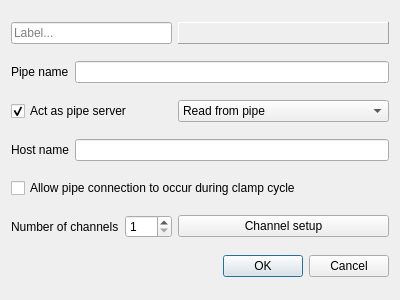
Above: src/gui/pipedaqdlg.ui from CompEphys-team/stdpc before the change. Below: the same form after it.
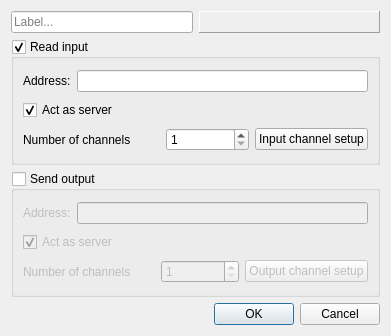
That is the form after the change.

Commit message: Rewrote PipeDAQ with ZeroMQ sockets

What changed in the file:
```diff
--- a/src/gui/pipedaqdlg.ui
+++ b/src/gui/pipedaqdlg.ui
@@ -6,22 +6,22 @@
    <rect>
     <x>0</x>
     <y>0</y>
-    <width>400</width>
-    <height>300</height>
+    <width>391</width>
+    <height>336</height>
    </rect>
   </property>
   <property name="windowTitle">
    <string>Pipe DAQ</string>
   </property>
-  <layout class="QGridLayout" name="gridLayout">
-   <item row="0" column="0" colspan="3">
+  <layout class="QGridLayout" name="gridLayout_3">
+   <item row="0" column="0">
     <widget class="QLineEdit" name="leLabel">
      <property name="placeholderText">
       <string>Label...</string>
      </property>
     </widget>
    </item>
-   <item row="0" column="3">
+   <item row="0" column="1">
     <widget class="QLabel" name="DAQLabel">
      <property name="enabled">
       <bool>true</bool>
@@ -59,72 +59,50 @@
      </property>
     </widget>
    </item>
-   <item row="1" column="0">
+   <item row="1" column="0" colspan="2">
+    <widget class="QGroupBox" name="read">
+     <property name="title">
+      <string>Read input</string>
+     </property>
+     <property name="checkable">
+      <bool>true</bool>
+     </property>
+     <layout class="QGridLayout" name="gridLayout">
+      <item row="0" column="0">
     <widget class="QLabel" name="InputFileL">
+        <property name="sizePolicy">
+         <sizepolicy hsizetype="Fixed" vsizetype="Preferred">
+          <horstretch>0</horstretch>
+          <verstretch>0</verstretch>
+         </sizepolicy>
+        </property>
      <property name="text">
-      <string>Pipe name</string>
+         <string>Address:</string>
      </property>
     </widget>
    </item>
-   <item row="1" column="1" colspan="3">
-    <widget class="QLineEdit" name="pipenameE"/>
-   </item>
-   <item row="2" column="0" colspan="3">
-    <widget class="QCheckBox" name="serverCheck">
+      <item row="0" column="1" colspan="3">
+       <widget class="QLineEdit" name="inAddress"/>
+      </item>
+      <item row="1" column="0" colspan="4">
+       <widget class="QCheckBox" name="inServer">
      <property name="text">
-      <string>Act as pipe server</string>
+         <string>Act as server</string>
      </property>
      <property name="checked">
       <bool>true</bool>
      </property>
     </widget>
    </item>
-   <item row="2" column="3">
-    <widget class="QComboBox" name="readCombo">
-     <property name="currentIndex">
-      <number>1</number>
-     </property>
-     <item>
-      <property name="text">
-       <string>Write to pipe</string>
-      </property>
-     </item>
-     <item>
-      <property name="text">
-       <string>Read from pipe</string>
-      </property>
-     </item>
-    </widget>
-   </item>
-   <item row="3" column="0">
-    <widget class="QLabel" name="OutputFileL">
-     <property name="text">
-      <string>Host name</string>
-     </property>
-    </widget>
-   </item>
-   <item row="3" column="1" colspan="3">
-    <widget class="QLineEdit" name="hostnameE"/>
-   </item>
-   <item row="4" column="0" colspan="4">
-    <widget class="QCheckBox" name="connectLaterCheck">
-     <property name="toolTip">
-      <string>&lt;html&gt;&lt;head/&gt;&lt;body&gt;&lt;p&gt;If checked, PipeDAQ will attempt to connect to a disconnected pipe at every clamp cycle iteration. as well as attempting to reconnect if a connection drops. This carries a slight performance penalty, but allows the peer process(es) more flexibility.&lt;/p&gt;&lt;p&gt;If unchecked, connection will be attempted at clamp cycle start only, and associated channels marked inactive if connection fails.&lt;/p&gt;&lt;/body&gt;&lt;/html&gt;</string>
-     </property>
-     <property name="text">
-      <string>Allow pipe connection to occur during clamp cycle</string>
-     </property>
-    </widget>
-   </item>
-   <item row="5" column="0" colspan="2">
+      <item row="2" column="0" colspan="2">
     <widget class="QLabel" name="inChannelL">
      <property name="text">
       <string>Number of channels</string>
      </property>
     </widget>
    </item>
-   <item row="5" column="2">
-    <widget class="QSpinBox" name="nChannelsSpin">
+      <item row="2" column="2">
+       <widget class="QSpinBox" name="nInChanSpin">
      <property name="minimum">
       <number>1</number>
      </property>
@@ -133,14 +111,82 @@
      </property>
     </widget>
    </item>
-   <item row="5" column="3">
-    <widget class="QPushButton" name="channelsBtn">
+      <item row="2" column="3">
+       <widget class="QPushButton" name="inChanBtn">
      <property name="text">
-      <string>Channel setup</string>
+         <string>Input channel setup</string>
      </property>
     </widget>
    </item>
-   <item row="6" column="3">
+     </layout>
+    </widget>
+   </item>
+   <item row="2" column="0" colspan="2">
+    <widget class="QGroupBox" name="write">
+     <property name="title">
+      <string>Send output</string>
+     </property>
+     <property name="checkable">
+      <bool>true</bool>
+     </property>
+     <property name="checked">
+      <bool>false</bool>
+     </property>
+     <layout class="QGridLayout" name="gridLayout_2">
+      <item row="0" column="0">
+       <widget class="QLabel" name="InputFileL_2">
+        <property name="sizePolicy">
+         <sizepolicy hsizetype="Fixed" vsizetype="Preferred">
+          <horstretch>0</horstretch>
+          <verstretch>0</verstretch>
+         </sizepolicy>
+        </property>
+        <property name="text">
+         <string>Address:</string>
+        </property>
+       </widget>
+      </item>
+      <item row="0" column="1" colspan="3">
+       <widget class="QLineEdit" name="outAddress"/>
+      </item>
+      <item row="1" column="0" colspan="4">
+       <widget class="QCheckBox" name="outServer">
+        <property name="text">
+         <string>Act as server</string>
+        </property>
+        <property name="checked">
+         <bool>true</bool>
+        </property>
+       </widget>
+      </item>
+      <item row="2" column="0" colspan="2">
+       <widget class="QLabel" name="inChannelL_2">
+        <property name="text">
+         <string>Number of channels</string>
+        </property>
+       </widget>
+      </item>
+      <item row="2" column="2">
+       <widget class="QSpinBox" name="nOutChanSpin">
+        <property name="minimum">
+         <number>1</number>
+        </property>
+        <property name="maximum">
+         <number>999</number>
+        </property>
+       </widget>
+      </item>
+      <item row="2" column="3">
+       <widget class="QPushButton" name="outChanBtn">
+        <property name="text">
+         <string>Output channel setup</string>
+        </property>
+       </widget>
+      </item>
+     </layout>
+    </widget>
+   </item>
+   <item row="3" column="1">
     <widget class="QDialogButtonBox" name="buttonBox">
      <property name="orientation">
       <enum>Qt::Horizontal</enum>
```
Lines whose indentation alone changed are shown as unchanged. The commit also changes 3 other files.
